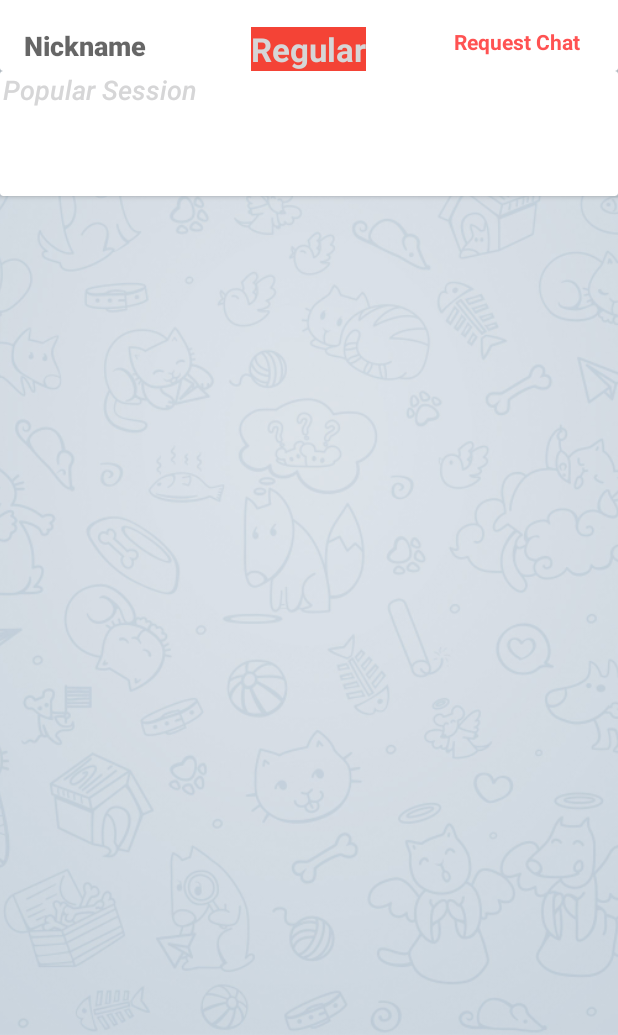
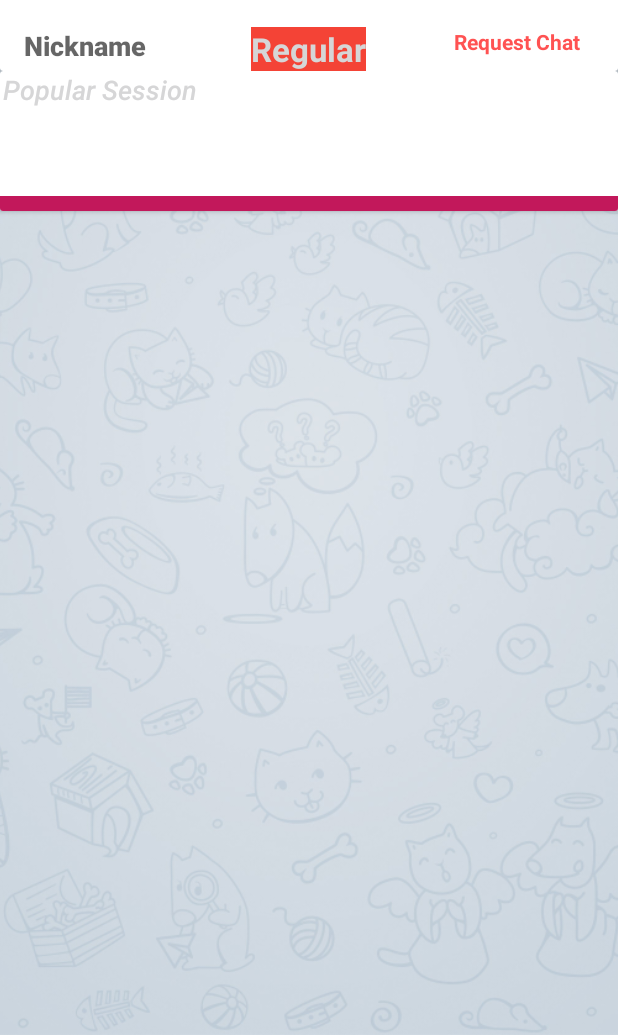
Before and after one commit to billachusim/DearClaire, an Android app: the fragment GuestEgoFragment placed in its activity, on a phone screen of 412 x 824 dp, the part 201-1236 px from its top. Run offline under Robolectric (Android 15) with nearby library versions, the light colour scheme and no system bars; our stand-ins replace Firebase (no records; nobody signed in at launch, a user with empty details on screens opened directly), Timber, data binding; libraries missing offline, so code that uses them is left out: androidx.emoji.text, cn.nekocode.badge, com.crashlytics.android, io.fabric.sdk, io.multimoon.colorful and 1 more; plain views replace EmojiTextView; pictures from the network do not load; 39 statements that could not run were skipped.

Commit message:
Further improvement to last commit

```diff
--- a/app/src/main/res/layout/fragment_ego.xml
+++ b/app/src/main/res/layout/fragment_ego.xml
@@ -345,7 +345,7 @@
                     android:layout_width="match_parent"
                     android:layout_height="wrap_content"
                     app:tabMode="fixed"
-                    app:tabBackground="@color/colorPrimaryDark" />
+                    app:tabBackground="@color/theme_primary_dark" />
 
                 <androidx.viewpager.widget.ViewPager
                     android:id="@+id/activity_archive_view_pager"
--- a/app/src/main/res/layout/fragment_guest_ego.xml
+++ b/app/src/main/res/layout/fragment_guest_ego.xml
@@ -311,6 +311,11 @@
                         app:backgroundColorHex="@{bestSession.colorHex}"
                         tools:text="Test Session is all about Claire to the world" />
 
+                    <View
+                        android:layout_width="match_parent"
+                        android:layout_height="10dp"
+                        android:background="@color/theme_primary_dark"/>
+
                 </LinearLayout>
             </androidx.cardview.widget.CardView>
 
```
